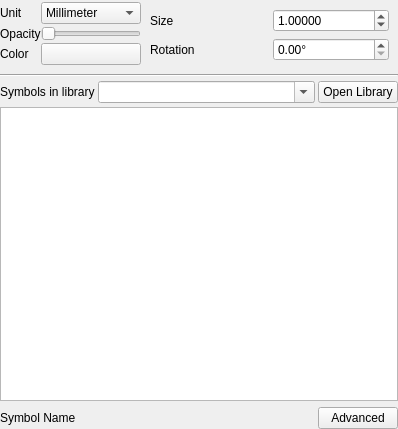
Qt form src/ui/symbollayer/widget_symbolslist.ui (carsmie/QGIS) before a commit.
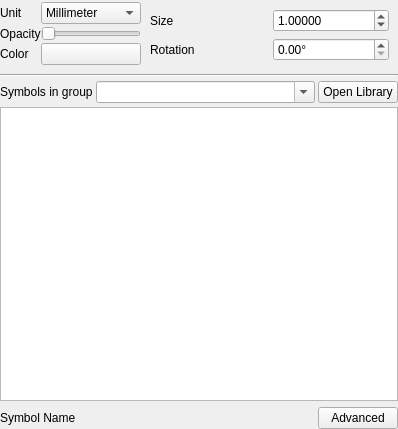
The same form after that commit. Custom widgets are drawn as their Qt base class.

Commit message: Change symbol group text in symbol list

```diff
--- a/src/ui/symbollayer/widget_symbolslist.ui
+++ b/src/ui/symbollayer/widget_symbolslist.ui
@@ -212,7 +212,7 @@
      <item>
       <widget class="QLabel" name="label">
        <property name="text">
-        <string>Symbols in library</string>
+        <string>Symbols in group</string>
        </property>
       </widget>
      </item>
```
